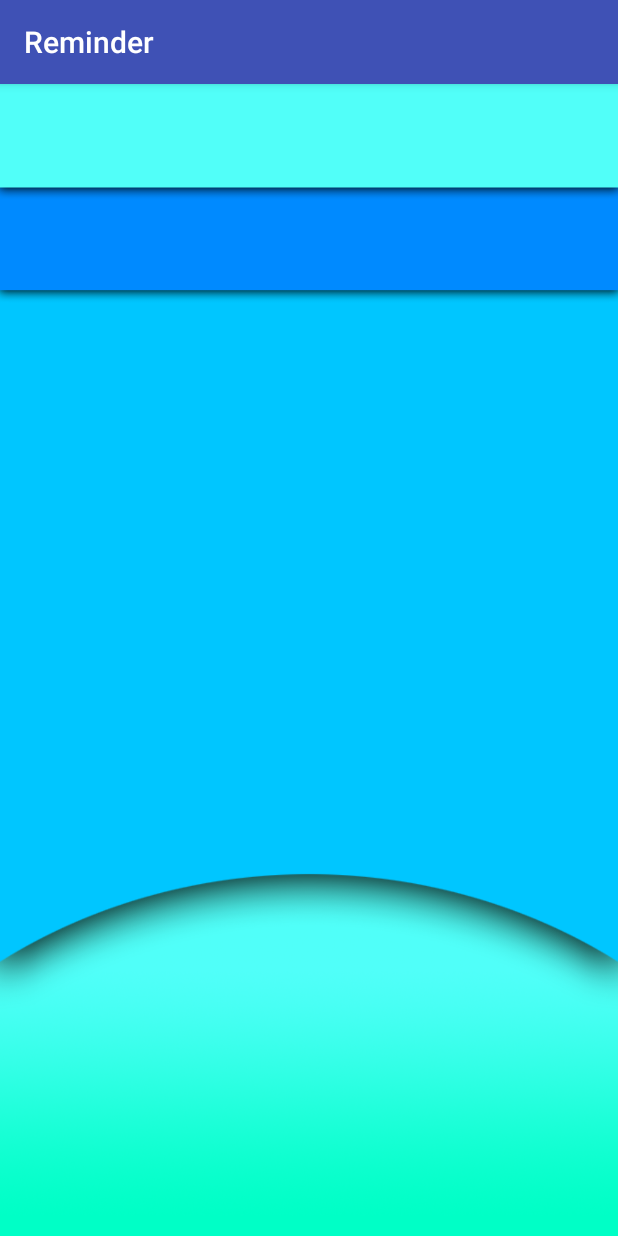
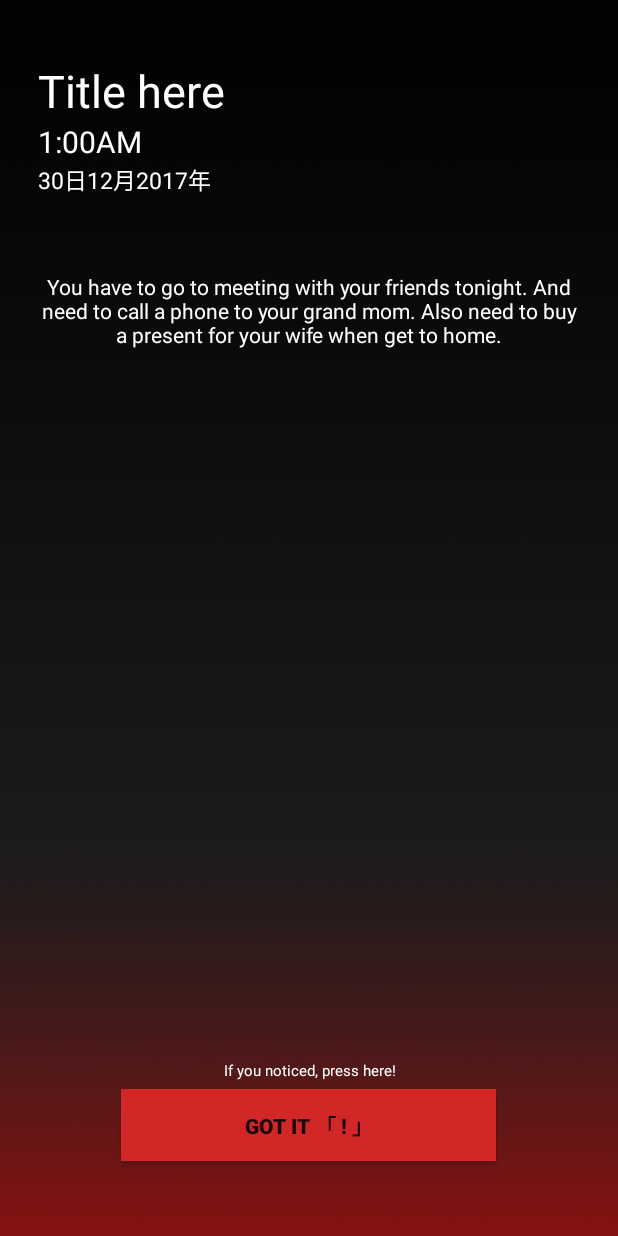
Before and after one commit to kyaw-frobom/Reminder, an Android app: the alarm screen opened directly, with no data from a screen before it, on a phone screen of 412 x 824 dp. Run offline under Robolectric (Android 15) with nearby library versions, the phone set to English and light mode, and no system bars.

Commit message:
edited on alarm page

```diff
--- a/app/src/main/AndroidManifest.xml
+++ b/app/src/main/AndroidManifest.xml
@@ -19,7 +19,8 @@
                 <category android:name="android.intent.category.LAUNCHER" />
             </intent-filter>
         </activity>
-        <activity android:name=".alarm">
+        <activity android:name=".alarm"
+            android:label="@string/app_name">
 
         </activity>
     </application>
--- a/app/src/main/java/com/frobom/reminder/MainActivity.java
+++ b/app/src/main/java/com/frobom/reminder/MainActivity.java
@@ -1,5 +1,6 @@
 package com.frobom.reminder;
 
+import android.content.Intent;
 import android.os.Bundle;
 import android.support.design.widget.FloatingActionButton;
 import android.support.design.widget.Snackbar;
@@ -8,8 +9,10 @@ import android.support.v7.widget.Toolbar;
 import android.view.View;
 import android.view.Menu;
 import android.view.MenuItem;
+import android.widget.Button;
 
 public class MainActivity extends AppCompatActivity {
+
 
     @Override
     protected void onCreate(Bundle savedInstanceState) {
@@ -17,6 +20,8 @@ public class MainActivity extends AppCompatActivity {
         setContentView(R.layout.activity_main);
         Toolbar toolbar = (Toolbar) findViewById(R.id.toolbar);
         setSupportActionBar(toolbar);
+        Button btn = (Button)findViewById(R.id.button);
+
 
         FloatingActionButton fab = (FloatingActionButton) findViewById(R.id.fab);
         fab.setOnClickListener(new View.OnClickListener() {
@@ -26,6 +31,13 @@ public class MainActivity extends AppCompatActivity {
                         .setAction("Action", null).show();
             }
         });
+
+        btn.setOnClickListener(new View.OnClickListener(){
+            public void onClick(View v){
+                startActivity(new Intent(MainActivity.this, alarm.class));
+            }
+        });
+
     }
 
     @Override
--- a/app/src/main/java/com/frobom/reminder/alarm.java
+++ b/app/src/main/java/com/frobom/reminder/alarm.java
@@ -1,25 +1,53 @@
 package com.frobom.reminder;
 
+import android.content.Intent;
+import android.media.MediaPlayer;
+import android.support.v7.app.ActionBar;
 import android.support.v7.app.AppCompatActivity;
 import android.os.Bundle;
-import android.view.Window;
+import android.view.View;
 import android.view.WindowManager;
+import android.widget.Button;
 
 public class alarm extends AppCompatActivity {
+
+    MediaPlayer mediaPlayer;
 
     @Override
     protected void onCreate(Bundle savedInstanceState) {
         super.onCreate(savedInstanceState);
         setContentView(R.layout.activity_alarm);
+        Button btnOK = (Button)findViewById(R.id.buttonOk);
+
+        mediaPlayer = MediaPlayer.create(getApplicationContext(), R.raw.redzonefullmix);
+
+        mediaPlayer.start();
 
         //Remove title bar
-        this.requestWindowFeature(Window.FEATURE_NO_TITLE);
+        //this.requestWindowFeature(Window.FEATURE_NO_TITLE);
+        ActionBar actionBar = getSupportActionBar();
+        actionBar.hide();
 
 //Remove notification bar
         this.getWindow().setFlags(WindowManager.LayoutParams.FLAG_FULLSCREEN, WindowManager.LayoutParams.FLAG_FULLSCREEN);
 
 //set content view AFTER ABOVE sequence (to avoid crash)
-        this.setContentView(R.layout.alarm);
+        this.setContentView(R.layout.activity_alarm);
+
+        btnOK.setOnClickListener(new View.OnClickListener() {
+            @Override
+            public void onClick(View view) {
+                startActivity(new Intent(alarm.this, MainActivity.class));
+            }
+        });
+
+    }
+
+    @Override
+    protected void onPause() {
+        super.onPause();
+        mediaPlayer.stop();
+        mediaPlayer.release();
 
     }
 }
--- a/app/src/main/res/layout/activity_alarm.xml
+++ b/app/src/main/res/layout/activity_alarm.xml
@@ -1,14 +1,77 @@
 <?xml version="1.0" encoding="utf-8"?>
-<android.widget.LinearLayout xmlns:android="http://schemas.android.com/apk/res/android"
+<android.widget.RelativeLayout xmlns:android="http://schemas.android.com/apk/res/android"
     xmlns:tools="http://schemas.android.com/tools"
     android:layout_width="match_parent"
     android:layout_height="match_parent"
-    tools:context="com.frobom.reminder.alarm">
+    tools:context="com.frobom.reminder.alarm"
+    android:background="@drawable/background"
+    android:paddingLeft="25dp"
+    android:paddingRight="25dp">
 
-    <ImageView
+    <TextView
+        android:id="@+id/title"
+        android:text="Title here"
         android:layout_width="match_parent"
-        android:layout_height="match_parent"
-        android:background="@drawable/background"
-        tools:ignore="ContentDescription" />
+        android:layout_height="wrap_content"
+        android:textColor="#ffffff"
+        android:textSize="30dp"
+        android:paddingTop="40dp"
+        tools:ignore="HardcodedText,SpUsage" />
 
-</android.widget.LinearLayout>
+    <TextView
+        android:id="@+id/clock"
+        android:text="1:00AM"
+        android:textSize="20dp"
+        android:textColor="#ffffff"
+        android:layout_below="@+id/title"
+        android:layout_width="match_parent"
+        android:layout_height="wrap_content"
+        tools:ignore="HardcodedText,SpUsage" />
+
+    <TextView
+        android:id="@+id/date"
+        android:text="30日12月2017年"
+        android:textSize="15dp"
+        android:textColor="#ffffff"
+        android:layout_below="@+id/clock"
+        android:layout_width="match_parent"
+        android:layout_height="wrap_content"
+        tools:ignore="HardcodedText,SpUsage" />
+
+    <TextView
+        android:id="@+id/content"
+        android:text="You have to go to meeting with your friends tonight. And need to call a phone to your grand mom. Also need to buy a present for your wife when get to home."
+        android:paddingTop="50dp"
+        android:textAlignment="center"
+        android:textColor="#ffffff"
+        android:layout_below="@+id/date"
+        android:layout_width="match_parent"
+        android:layout_height="wrap_content"
+        tools:ignore="HardcodedText" />
+
+    <Button
+        android:id="@+id/buttonOk"
+        android:layout_width="250dp"
+        android:layout_height="wrap_content"
+        android:layout_alignParentBottom="true"
+        android:layout_centerInParent="true"
+        android:layout_marginBottom="50dp"
+        android:background="#d12727"
+        android:text="GOT IT 「 ! 」"
+        android:textAlignment="center"
+        android:textSize="14sp"
+        android:textStyle="bold"
+        tools:ignore="HardcodedText,UnusedAttribute" />
+
+    <TextView
+        android:layout_width="match_parent"
+        android:layout_height="wrap_content"
+        android:layout_above="@+id/buttonOk"
+        android:text="If you noticed, press here!"
+        android:textAlignment="center"
+        android:textColor="#ffffff"
+        android:textSize="10sp"
+        android:paddingBottom="5dp"
+        tools:ignore="HardcodedText,SmallSp" />
+
+</android.widget.RelativeLayout>
--- a/app/src/main/res/layout/activity_main.xml
+++ b/app/src/main/res/layout/activity_main.xml
@@ -20,7 +20,8 @@
 
     </android.support.design.widget.AppBarLayout>
 
-    <include layout="@layout/content_main" />
+    <include layout="@layout/content_main"
+        android:id="@+id/include" />
 
     <android.support.design.widget.FloatingActionButton
         android:id="@+id/fab"
@@ -30,4 +31,14 @@
         android:layout_margin="@dimen/fab_margin"
         app:srcCompat="@android:drawable/ic_dialog_email" />
 
+    <Button
+        android:id="@+id/button"
+        android:layout_width="wrap_content"
+        android:layout_height="wrap_content"
+        android:layout_gravity="bottom|center_horizontal"
+        android:text="Button"
+        app:layout_anchor="@+id/include"
+        app:layout_anchorGravity="top|center_horizontal"
+        tools:ignore="HardcodedText" />
+
 </android.support.design.widget.CoordinatorLayout>
```
Also changed, not shown: app/src/main/res/drawable/background.png.
